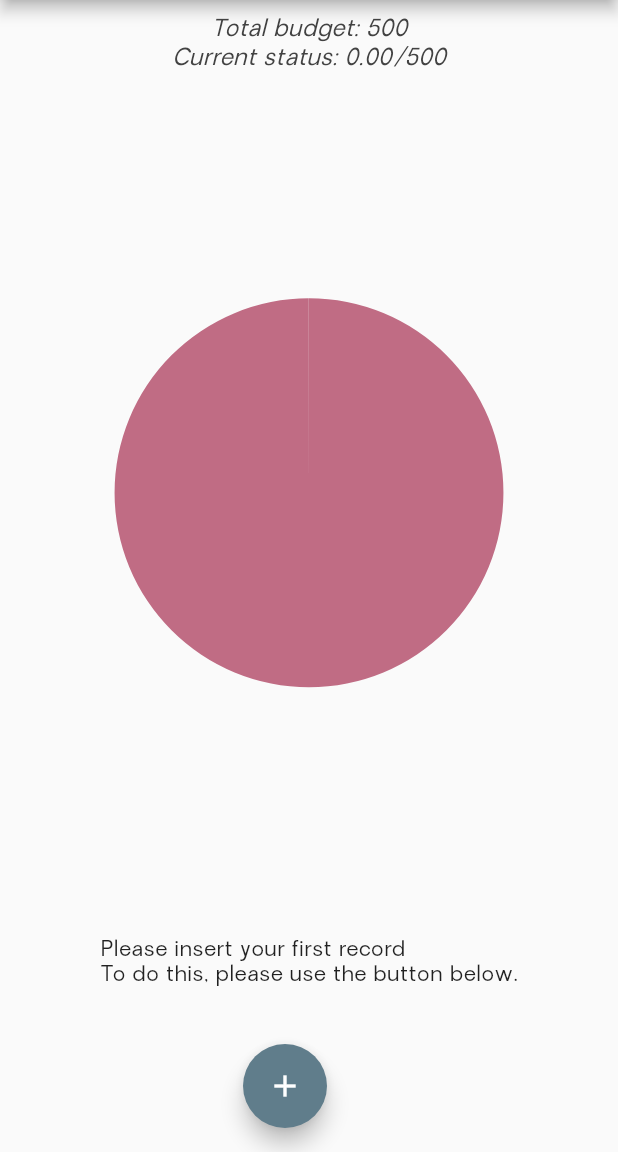
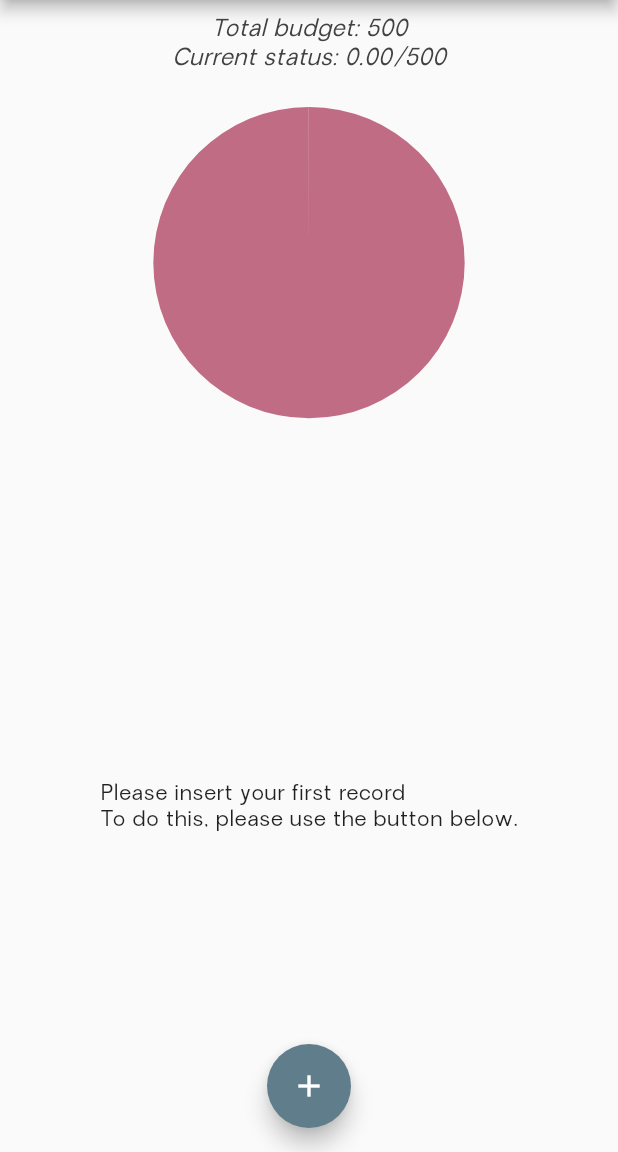
Before and after one commit to dukpio/bussines-tracker-travel, a Flutter app: the screen it shows after launch, on a phone screen of 412 x 824 dp, the part 84-1236 px from its top. Run offline on Flutter 3.47's test engine with Material 2 defaults, Android fonts, the phone set to English and light mode, and no system bars; our stand-ins replace syncfusion_flutter_charts.

Commit message:
BTT-010: Application rebuilt to be adaptive and responsive. Size of widgets should be established automatically and app should be usable on iOS and Android

```diff
--- a/lib/main.dart
+++ b/lib/main.dart
@@ -1,5 +1,9 @@
+import 'dart:io';
+
 import 'package:business_travel_tracker/new_record.dart';
+import 'package:flutter/cupertino.dart';
 import 'package:flutter/material.dart';
+
 import 'chart.dart';
 import 'list.dart';
 import 'models/record.dart';
@@ -88,101 +92,125 @@ class _MyHomePageState extends State<MyHomePage> {
         .reduce((value, element) => value + element);
   }
 
-  final List<Record> records = [
-    // Record(
-    //   amount: 25.99,
-    //   date: DateTime(2022, 9, 7),
-    //   name: 'Taxi to the Airport',
-    // ),
-    // Record(
-    //   amount: 89.99,
-    //   date: DateTime(2022, 9, 5),
-    //   name: 'Airplane ticket',
-    // ),
-    // Record(
-    //   amount: 30.89,
-    //   date: DateTime(2022, 9, 6),
-    //   name: 'Dinner at the Airport',
-    // ),
-    // Record(
-    //   amount: 31.23,
-    //   date: DateTime(2022, 9, 7),
-    //   name: 'Taxi to Hotel',
-    // ),
-    // Record(
-    //   amount: 12.09,
-    //   date: DateTime(2022, 9, 6),
-    //   name: 'Coffe',
-    // ),
-    // Record(
-    //   amount: 2.89,
-    //   date: DateTime(2022, 9, 6),
-    //   name: 'Metro Ticket',
-    // ),
-    // Record(
-    //   amount: 3.5,
-    //   date: DateTime(2022, 9, 6),
-    //   name: 'Sandwich',
-    // ),
-    // Record(
-    //   amount: 15.89,
-    //   date: DateTime(2022, 9, 9),
-    //   name: 'Taxi to hotel',
-    // ),
-  ];
+  final List<Record> records = [];
 
   @override
   Widget build(BuildContext context) {
-    return Scaffold(
-      appBar: AppBar(
+    final mediaQuery = MediaQuery.of(context);
+    final PreferredSizeWidget appBar = Platform.isIOS
+        ? CupertinoNavigationBar(
+            middle: Text(widget.title),
+            trailing: Row(mainAxisSize: MainAxisSize.min, children: [
+              GestureDetector(
+                child: Icon(CupertinoIcons.add),
+                onTap: () => insertNewRecord(context),
+              )
+            ]),
+          )
+        : AppBar(
             title: Text(widget.title),
-      ),
-      body: Container(
-        width: double.infinity,
+          ) as PreferredSizeWidget;
+
+    return Platform.isAndroid
+        ? Scaffold(
+            appBar: appBar,
+            body: SafeArea(
+              child: SingleChildScrollView(
+                child: Container(
                   child: Column(
                     crossAxisAlignment: CrossAxisAlignment.center,
                     mainAxisAlignment: MainAxisAlignment.spaceBetween,
                     children: [
-            SizedBox(
-              width: 75,
-            ),
-            Flexible(fit: FlexFit.tight, child: Chart(amountSum())),
-            SizedBox(
-              height: 10,
-            ),
+                      Container(
+                          height: (mediaQuery.size.height -
+                                  appBar.preferredSize.height -
+                                  mediaQuery.padding.top) *
+                              0.4,
+                          child: Expanded(child: Chart(amountSum()))),
                       records.isEmpty
-                ? Column(
+                          ? Container(
+                              width: double.infinity,
+                              height: (mediaQuery.size.height -
+                                      appBar.preferredSize.height -
+                                      mediaQuery.padding.top) *
+                                  0.6,
+                              child: Column(
                                 mainAxisAlignment: MainAxisAlignment.center,
                                 children: [
                                   Text(
                                       'Please insert your first record\nTo do this, please use the button below.'),
-                      SizedBox(
-                        height: 10,
+                                ],
+                              ))
+                          : Container(
+                              height: (mediaQuery.size.height -
+                                      appBar.preferredSize.height -
+                                      mediaQuery.padding.top) *
+                                  0.6,
+                              child: SingleChildScrollView(
+                                  child: ListofRecords(
+                                      records, deleteTransaction)),
                             ),
-                      // Image.asset('images/arrow.png', fit: BoxFit.cover),
-                      SizedBox(
-                        height: 100,
-                      )
-                    ],
-                  )
-                : SingleChildScrollView(
-                    child: ListofRecords(records, deleteTransaction)),
-            SizedBox(
-              width: 75,
-            ),
+                      // SizedBox(
+                      //   width: 75,
+                      // ),
                     ],
                   ),
                 ),
-      floatingActionButton: Row(
-        mainAxisAlignment: MainAxisAlignment.center,
-        children: [
-          FloatingActionButton(
+              ),
+            ),
+            floatingActionButtonLocation:
+                FloatingActionButtonLocation.centerFloat,
+            floatingActionButton: FloatingActionButton(
               tooltip: 'Add new record',
               onPressed: () => insertNewRecord(context),
               child: const Icon(Icons.add),
             ),
+          )
+        : CupertinoPageScaffold(
+            navigationBar: appBar as ObstructingPreferredSizeWidget,
+            child: SafeArea(
+              child: SingleChildScrollView(
+                child: Container(
+                  child: Column(
+                    crossAxisAlignment: CrossAxisAlignment.center,
+                    mainAxisAlignment: MainAxisAlignment.spaceBetween,
+                    children: [
+                      Container(
+                          height: (mediaQuery.size.height -
+                                  appBar.preferredSize.height -
+                                  mediaQuery.padding.top) *
+                              0.4,
+                          child: Expanded(child: Chart(amountSum()))),
+                      records.isEmpty
+                          ? Container(
+                              width: double.infinity,
+                              height: (mediaQuery.size.height -
+                                      appBar.preferredSize.height -
+                                      mediaQuery.padding.top) *
+                                  0.6,
+                              child: Column(
+                                mainAxisAlignment: MainAxisAlignment.center,
+                                children: [
+                                  Text(
+                                      'Please insert your first record\nTo do this, please use the button below.'),
+                                ],
+                              ))
+                          : Container(
+                              height: (mediaQuery.size.height -
+                                      appBar.preferredSize.height -
+                                      mediaQuery.padding.top) *
+                                  0.6,
+                              child: SingleChildScrollView(
+                                  child: ListofRecords(
+                                      records, deleteTransaction)),
+                            ),
+                      // SizedBox(
+                      //   width: 75,
+                      // ),
                     ],
                   ),
-    );
+                ),
+              ),
+            ));
   }
 }
```
Also changed, not shown: lib/chart.dart (line endings or trailing spaces). Lines whose indentation alone changed are shown as unchanged.
